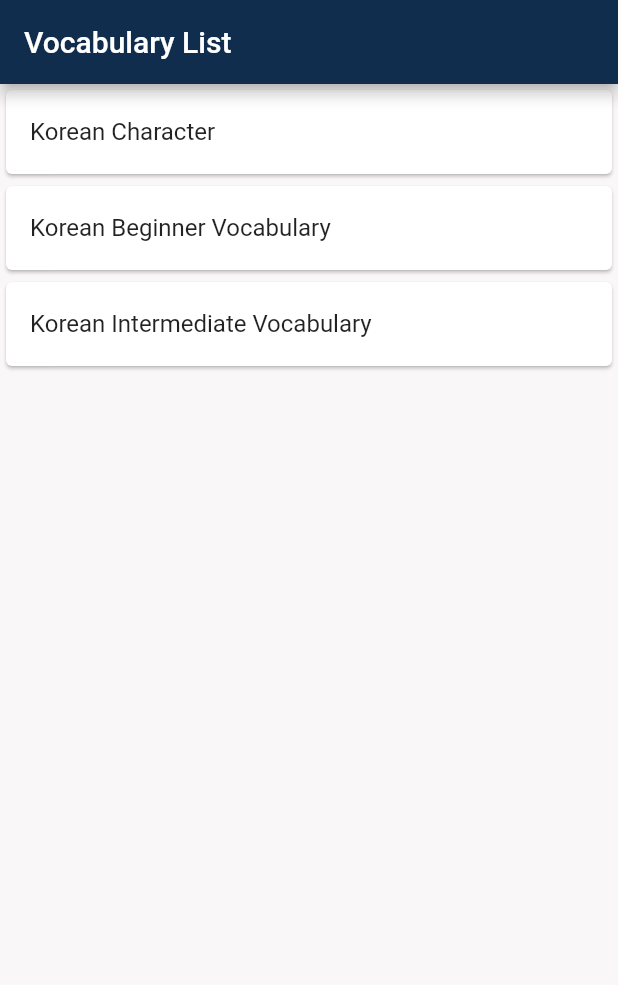
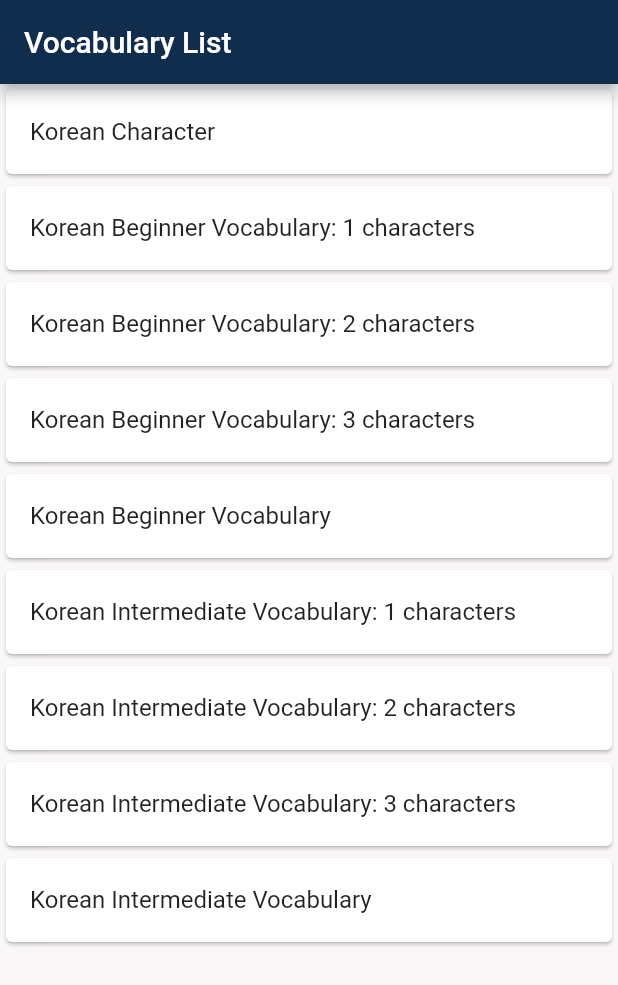
Before and after one commit to plateaukao/flutter_typing_game, a Flutter app: the screen it shows after launch, on a phone screen of 412 x 824 dp. Shown: the top 985 px of the screen. Run offline on Flutter 3.47's test engine with Material 2 defaults, Android fonts, the phone set to English and light mode, and no system bars; missing offline and left inert: pimp_my_button, window_size.

Commit message:
refactor vocab list page

```diff
--- a/lib/main.dart
+++ b/lib/main.dart
@@ -2,7 +2,7 @@ import 'dart:io';
 
 import 'package:flutter/material.dart';
 import 'package:korean_typing_game/theme_colors.dart';
-import 'package:korean_typing_game/vocab_list_page.dart';
+import 'package:korean_typing_game/ui/vocab_list_page.dart';
 import 'package:window_size/window_size.dart';
 
 void main() {
--- a/lib/game_page.dart
+++ b/lib/ui/game_page.dart
@@ -6,9 +6,9 @@ import 'package:flutter/material.dart';
 import 'package:flutter/widgets.dart';
 import 'package:pimp_my_button/pimp_my_button.dart';
 
-import 'data_models.dart';
+import '../data_models.dart';
 import 'keyboard_layout.dart';
-import 'theme_colors.dart';
+import '../theme_colors.dart';
 
 class WordInfo {
   String word;
--- a/lib/keyboard_layout.dart
+++ b/lib/ui/keyboard_layout.dart
@@ -2,7 +2,7 @@
 import 'package:flutter/material.dart';
 import 'package:flutter/widgets.dart';
 
-import 'theme_colors.dart';
+import '../theme_colors.dart';
 
 class _KeyInfo {
   String topLeft;
--- /dev/null
+++ b/lib/ui/vocab_list_page.dart
@@ -0,0 +1,72 @@
+import 'package:flutter/material.dart';
+import 'package:flutter/widgets.dart';
+import 'package:korean_typing_game/ui/game_page.dart';
+import 'package:korean_typing_game/util.dart';
+
+import '../data_models.dart';
+
+class VocabListPage extends StatefulWidget {
+  @override
+  _VocabListPageState createState() => _VocabListPageState();
+}
+
+class _VocabListPageState extends State<VocabListPage> {
+
+  List<VocabInfo> _beginnerVocabList;
+  List<VocabInfo> _intermediateVocabList;
+
+  List<VocabInfo> _characters = ['ㅂ','ㅈ','ㄷ','ㄱ','ㅅ','ㅛ','ㅕ','ㅑ','ㅐ','ㅔ','ㅁ','ㄴ','ㅇ','ㄹ','ㅎ','ㅗ','ㅓ','ㅏ','ㅏ','ㅣ','ㅋ','ㅌ','ㅊ','ㅍ','ㅠ','ㅜ','ㅡ','ㅃ','ㅉ','ㄸ','ㄲ','ㅆ','ㅒ','ㅖ',]
+      .map((char) => VocabInfo(char))
+      .toList();
+
+  @override
+  void initState() {
+    super.initState();
+
+    loadBeginnerVocab().then((list) {
+      _beginnerVocabList = list;
+      setState(() { });
+    });
+
+    loadIntermediateVocab().then((list) {
+      _intermediateVocabList = list;
+      setState(() { });
+    });
+  }
+
+  @override
+  Widget build(BuildContext context) {
+    return Scaffold(
+      appBar: AppBar(title: Text('Vocabulary List')),
+      body: Column(
+        children: [
+          _buildListItem(context, 'Korean Character', 'Characters', _characters),
+          _buildListItem(context, 'Korean Beginner Vocabulary', 'Beginner Vocabulary', _beginnerVocabList, characterLimit: 1),
+          _buildListItem(context, 'Korean Beginner Vocabulary', 'Beginner Vocabulary', _beginnerVocabList, characterLimit: 2),
+          _buildListItem(context, 'Korean Beginner Vocabulary', 'Beginner Vocabulary', _beginnerVocabList, characterLimit: 3),
+          _buildListItem(context, 'Korean Beginner Vocabulary', 'Beginner Vocabulary', _beginnerVocabList),
+          _buildListItem(context, 'Korean Intermediate Vocabulary', 'Intermediate Vocab', _intermediateVocabList, characterLimit: 1),
+          _buildListItem(context, 'Korean Intermediate Vocabulary', 'Intermediate Vocab', _intermediateVocabList, characterLimit: 2),
+          _buildListItem(context, 'Korean Intermediate Vocabulary', 'Intermediate Vocab', _intermediateVocabList, characterLimit: 3),
+          _buildListItem(context, 'Korean Intermediate Vocabulary', 'Intermediate Vocab', _intermediateVocabList),
+        ],
+      )
+    );
+  }
+
+  Widget _buildListItem(BuildContext context, String itemTitle, String pageTitle, List<VocabInfo> vocabs, {int characterLimit}) {
+    List<VocabInfo> list = vocabs;
+    String title = itemTitle;
+    if (characterLimit != null) {
+      list = vocabs.where((info) => info.word.length == characterLimit).toList();
+      title += ': $characterLimit characters';
+    }
+
+    return Card(
+        child: ListTile(
+          onTap: () => GamePage.navigateTo(context, pageTitle, list),
+          title: Text(title),
+        ),
+      );
+  }
+}
--- a/lib/vocab_list_page.dart
+++ /dev/null
@@ -1,65 +0,0 @@
-import 'package:flutter/material.dart';
-import 'package:flutter/widgets.dart';
-import 'package:korean_typing_game/game_page.dart';
-import 'package:korean_typing_game/util.dart';
-
-import 'data_models.dart';
-
-class VocabListPage extends StatefulWidget {
-  @override
-  _VocabListPageState createState() => _VocabListPageState();
-}
-
-class _VocabListPageState extends State<VocabListPage> {
-
-  List<VocabInfo> _beginnerVocabList;
-  List<VocabInfo> _intermediateVocabList;
-
-  List<VocabInfo> _characters = ['ㅂ','ㅈ','ㄷ','ㄱ','ㅅ','ㅛ','ㅕ','ㅑ','ㅐ','ㅔ','ㅁ','ㄴ','ㅇ','ㄹ','ㅎ','ㅗ','ㅓ','ㅏ','ㅏ','ㅣ','ㅋ','ㅌ','ㅊ','ㅍ','ㅠ','ㅜ','ㅡ','ㅃ','ㅉ','ㄸ','ㄲ','ㅆ','ㅒ','ㅖ',]
-      .map((char) => VocabInfo(char))
-      .toList();
-
-  @override
-  void initState() {
-    super.initState();
-
-    loadBeginnerVocab().then((list) {
-      _beginnerVocabList = list;
-      setState(() { });
-    });
-
-    loadIntermediateVocab().then((list) {
-      _intermediateVocabList = list;
-      setState(() { });
-    });
-  }
-
-  @override
-  Widget build(BuildContext context) {
-    return Scaffold(
-      appBar: AppBar(title: Text('Vocabulary List')),
-      body: Column(
-        children: [
-           Card(
-             child: ListTile(
-               onTap: () => GamePage.navigateTo(context, 'Characters', _characters),
-               title: Text('Korean Character'),
-             ),
-           ),
-          Card(
-            child: ListTile(
-              onTap: () => GamePage.navigateTo(context, 'Beginner Vocab', _beginnerVocabList),
-              title: Text('Korean Beginner Vocabulary'),
-            ),
-          ),
-          Card(
-            child: ListTile(
-              onTap: () => GamePage.navigateTo(context, 'Intermediate Vocab', _intermediateVocabList),
-              title: Text('Korean Intermediate Vocabulary'),
-            ),
-          ),
-        ],
-      )
-    );
-  }
-}
```
